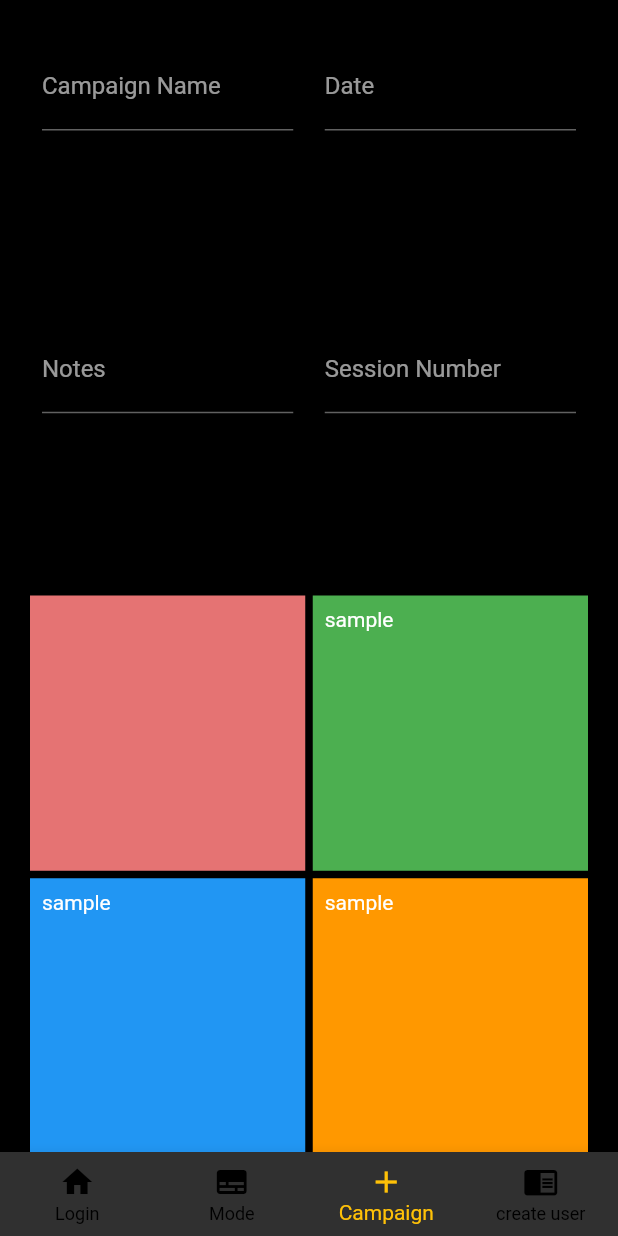
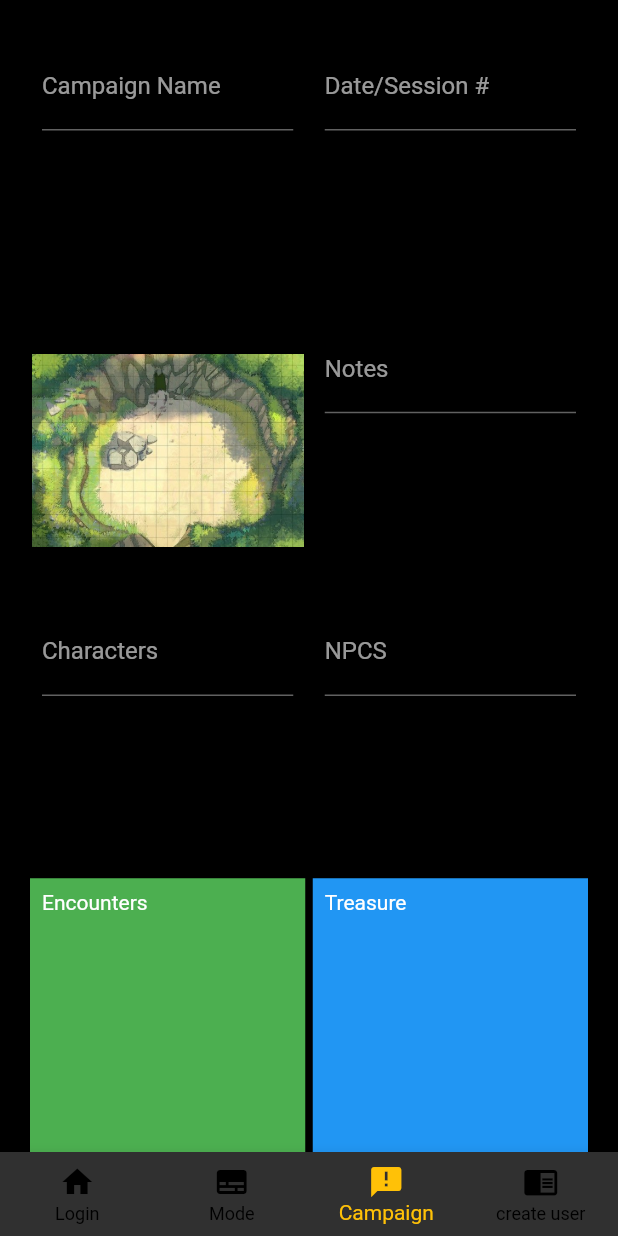
Before and after one commit to johnhshapiro/AdventureTracker, a Flutter app: the HomePage screen opened directly, item 3 of the bottom bar chosen, on a phone screen of 412 x 824 dp. Run offline on Flutter 3.47's test engine with Material 2 defaults, Android fonts, the phone set to English and light mode, and no system bars; Roboto replaces fonts that are missing (Georgia).

Commit message:
Worked on view campaign.

```diff
--- a/FARTS/lib/createnewuserpage.dart
+++ b/FARTS/lib/createnewuserpage.dart
@@ -69,7 +69,7 @@ class _CreateNewUserState extends State<CreateNewUser> {
                       validator: (value) {
                         _pwCheck = value; // TODO don't store the password value for checking password match purposes, instead create a hashfunction.
                         // So save it to a string and then MD5 (or whatever working encryption) it into an irreversible hash.
-                        if (value.isEmpty || value.length < 8) {
+                        if (value.isEmpty || value.length < 6) {
                           return 'Must be at least 8 characters';
                         }
                         return null;
--- a/FARTS/lib/homepage.dart
+++ b/FARTS/lib/homepage.dart
@@ -1,4 +1,4 @@
-import 'package:FARTS/createcampaignpage.dart';
+import 'package:FARTS/viewcampaignpage.dart';
 import 'package:flutter/material.dart';
 
 import './main.dart';
@@ -23,7 +23,7 @@ class _HomePageState extends State<HomePage> {
     BottomNavigationBarItem(
       icon: Icon(Icons.subtitles), title: Text('Mode')),
     BottomNavigationBarItem(
-      icon: Icon(Icons.add), title: Text('Campaign')),
+      icon: Icon(Icons.announcement), title: Text('Campaign')),
     BottomNavigationBarItem(
         icon: Icon(Icons.chrome_reader_mode), title: Text('create user')),
   ];
@@ -31,7 +31,7 @@ class _HomePageState extends State<HomePage> {
   final routeList = [
     LoginPage(),
     SelectModePage(),
-    CreateCampaign(),
+    Campaign(),
     CreateNewUser(),
   ];
 
--- a/FARTS/lib/createcampaignpage.dart
+++ b/FARTS/lib/viewcampaignpage.dart
@@ -1,11 +1,11 @@
 import 'package:flutter/material.dart';
 
-class CreateCampaign extends StatefulWidget {
+class Campaign extends StatefulWidget {
   @override
-  _CreateCampaignState createState() => _CreateCampaignState();
+  _CampaignState createState() => _CampaignState();
 }
 
-class _CreateCampaignState extends State<CreateCampaign> {
+class _CampaignState extends State<Campaign> {
   @override
   Widget build(BuildContext context) {
     return Scaffold(
@@ -29,8 +29,13 @@ class _CreateCampaignState extends State<CreateCampaign> {
                 Container(
                   padding: const EdgeInsets.all(8),
                   child: TextField(
-                    decoration: InputDecoration(labelText: "Date"),
+                    decoration: InputDecoration(labelText: "Date/Session #"),
                   ),
+                ),
+                Container(
+                  padding: const EdgeInsets.all(1),
+                  child: Image.asset('assets/samplemap.jpg'),
+                  //child: AssetImage('assets/samplemap.jpg'),
                 ),
                 Container(
                   padding: const EdgeInsets.all(8),
@@ -41,25 +46,23 @@ class _CreateCampaignState extends State<CreateCampaign> {
                 Container(
                   padding: const EdgeInsets.all(8),
                   child: TextField(
-                    decoration: InputDecoration(labelText: "Session Number"),
+                    decoration: InputDecoration(labelText: "Characters"),
                   ),
                 ),
                 Container(
                   padding: const EdgeInsets.all(8),
-                  color: Colors.red[300],
-                  child: MaterialButton(
-                    onPressed: null,
-                    splashColor: Colors.amber,
+                  child: TextField(
+                    decoration: InputDecoration(labelText: "NPCS"),
                   ),
                 ),
                 Container(
                   padding: const EdgeInsets.all(8),
-                  child: const Text('sample'),
+                  child: const Text('Encounters'),
                   color: Colors.green,
                 ),
                 Container(
                   padding: const EdgeInsets.all(8),
-                  child: const Text('sample'),
+                  child: const Text('Treasure'),
                   color: Colors.blue,
                 ),
                 Container(
--- a/FARTS/pubspec.yaml
+++ b/FARTS/pubspec.yaml
@@ -45,6 +45,7 @@ flutter:
   # To add assets to your application, add an assets section, like this:
   assets:
     - assets/loginImage.jpg
+    - assets/samplemap.jpg
   #   - images/a_dot_ham.jpeg
 
   # An image asset can refer to one or more resolution-specific "variants", see
```
Also changed, not shown: FARTS/assets/samplemap.jpg (added), 1 other file.
